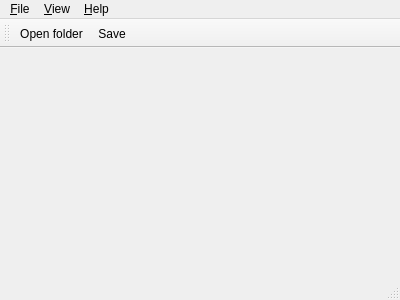
First picture: the form in proj/src/MainWindow.ui, repository germix/minecraft-explorer, before the edit.
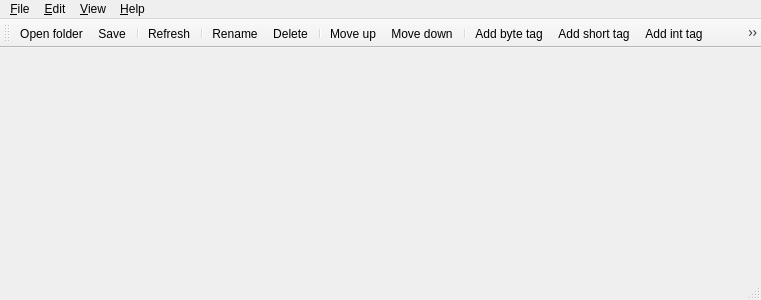
Second picture: the form after the edit. Icons and pictures are not drawn.

What changed in the file:
```diff
--- a/proj/src/MainWindow.ui
+++ b/proj/src/MainWindow.ui
@@ -6,7 +6,7 @@
    <rect>
     <x>0</x>
     <y>0</y>
-    <width>400</width>
+    <width>761</width>
     <height>300</height>
    </rect>
   </property>
@@ -19,7 +19,7 @@
     <rect>
      <x>0</x>
      <y>0</y>
-     <width>400</width>
+     <width>761</width>
      <height>25</height>
     </rect>
    </property>
@@ -43,7 +43,18 @@
      <string>&amp;View</string>
     </property>
    </widget>
+   <widget class="QMenu" name="menu_Edit">
+    <property name="title">
+     <string>&amp;Edit</string>
+    </property>
+    <addaction name="actionDelete"/>
+    <addaction name="actionRename"/>
+    <addaction name="separator"/>
+    <addaction name="actionMoveItemUp"/>
+    <addaction name="actionMoveItemDown"/>
+   </widget>
    <addaction name="menu_File"/>
+   <addaction name="menu_Edit"/>
    <addaction name="menu_View"/>
    <addaction name="menu_Help"/>
   </widget>
@@ -51,6 +62,12 @@
    <property name="windowTitle">
     <string>Tool bar</string>
    </property>
+   <property name="iconSize">
+    <size>
+     <width>24</width>
+     <height>24</height>
+    </size>
+   </property>
    <attribute name="toolBarArea">
     <enum>TopToolBarArea</enum>
    </attribute>
@@ -59,6 +76,27 @@
    </attribute>
    <addaction name="actionFileOpenFolder"/>
    <addaction name="actionFileSave"/>
+   <addaction name="separator"/>
+   <addaction name="actionRefresh"/>
+   <addaction name="separator"/>
+   <addaction name="actionRename"/>
+   <addaction name="actionDelete"/>
+   <addaction name="separator"/>
+   <addaction name="actionMoveItemUp"/>
+   <addaction name="actionMoveItemDown"/>
+   <addaction name="separator"/>
+   <addaction name="actionAddByteTag"/>
+   <addaction name="actionAddShortTag"/>
+   <addaction name="actionAddIntTag"/>
+   <addaction name="actionAddLongTag"/>
+   <addaction name="actionAddFloatTag"/>
+   <addaction name="actionAddDoubleTag"/>
+   <addaction name="actionAddStringTag"/>
+   <addaction name="actionAddByteArrayTag"/>
+   <addaction name="actionAddIntArrayTag"/>
+   <addaction name="actionAddLongArrayTag"/>
+   <addaction name="actionAddListTag"/>
+   <addaction name="actionAddCompoundTag"/>
   </widget>
   <widget class="QStatusBar" name="statusBar"/>
   <action name="actionHelpAbout">
@@ -97,6 +135,159 @@
     <string>&amp;Save</string>
    </property>
   </action>
+  <action name="actionAddByteTag">
+   <property name="icon">
+    <iconset resource="../res/resource.qrc">
+     <normaloff>:/images/treeitem-nbt-tag-byte.png</normaloff>:/images/treeitem-nbt-tag-byte.png</iconset>
+   </property>
+   <property name="text">
+    <string>Add byte tag</string>
+   </property>
+  </action>
+  <action name="actionAddShortTag">
+   <property name="icon">
+    <iconset resource="../res/resource.qrc">
+     <normaloff>:/images/treeitem-nbt-tag-short.png</normaloff>:/images/treeitem-nbt-tag-short.png</iconset>
+   </property>
+   <property name="text">
+    <string>Add short tag</string>
+   </property>
+  </action>
+  <action name="actionAddIntTag">
+   <property name="icon">
+    <iconset resource="../res/resource.qrc">
+     <normaloff>:/images/treeitem-nbt-tag-int.png</normaloff>:/images/treeitem-nbt-tag-int.png</iconset>
+   </property>
+   <property name="text">
+    <string>Add int tag</string>
+   </property>
+  </action>
+  <action name="actionAddLongTag">
+   <property name="icon">
+    <iconset resource="../res/resource.qrc">
+     <normaloff>:/images/treeitem-nbt-tag-long.png</normaloff>:/images/treeitem-nbt-tag-long.png</iconset>
+   </property>
+   <property name="text">
+    <string>Add long tag</string>
+   </property>
+  </action>
+  <action name="actionAddByteArrayTag">
+   <property name="icon">
+    <iconset resource="../res/resource.qrc">
+     <normaloff>:/images/treeitem-nbt-tag-byte-array.png</normaloff>:/images/treeitem-nbt-tag-byte-array.png</iconset>
+   </property>
+   <property name="text">
+    <string>Add byte array tag</string>
+   </property>
+  </action>
+  <action name="actionAddIntArrayTag">
+   <property name="icon">
+    <iconset resource="../res/resource.qrc">
+     <normaloff>:/images/treeitem-nbt-tag-int-array.png</normaloff>:/images/treeitem-nbt-tag-int-array.png</iconset>
+   </property>
+   <property name="text">
+    <string>Add int array tag</string>
+   </property>
+  </action>
+  <action name="actionAddLongArrayTag">
+   <property name="icon">
+    <iconset resource="../res/resource.qrc">
+     <normaloff>:/images/treeitem-nbt-tag-long-array.png</normaloff>:/images/treeitem-nbt-tag-long-array.png</iconset>
+   </property>
+   <property name="text">
+    <string>Add long array tag</string>
+   </property>
+  </action>
+  <action name="actionAddStringTag">
+   <property name="icon">
+    <iconset resource="../res/resource.qrc">
+     <normaloff>:/images/treeitem-nbt-tag-string.png</normaloff>:/images/treeitem-nbt-tag-string.png</iconset>
+   </property>
+   <property name="text">
+    <string>Add string tag</string>
+   </property>
+  </action>
+  <action name="actionAddListTag">
+   <property name="icon">
+    <iconset resource="../res/resource.qrc">
+     <normaloff>:/images/treeitem-nbt-tag-list.png</normaloff>:/images/treeitem-nbt-tag-list.png</iconset>
+   </property>
+   <property name="text">
+    <string>Add list tag</string>
+   </property>
+  </action>
+  <action name="actionAddCompoundTag">
+   <property name="icon">
+    <iconset resource="../res/resource.qrc">
+     <normaloff>:/images/treeitem-nbt-tag-compound.png</normaloff>:/images/treeitem-nbt-tag-compound.png</iconset>
+   </property>
+   <property name="text">
+    <string>Add compound tag</string>
+   </property>
+  </action>
+  <action name="actionAddFloatTag">
+   <property name="icon">
+    <iconset resource="../res/resource.qrc">
+     <normaloff>:/images/treeitem-nbt-tag-float.png</normaloff>:/images/treeitem-nbt-tag-float.png</iconset>
+   </property>
+   <property name="text">
+    <string>Add float tag</string>
+   </property>
+  </action>
+  <action name="actionAddDoubleTag">
+   <property name="icon">
+    <iconset resource="../res/resource.qrc">
+     <normaloff>:/images/treeitem-nbt-tag-double.png</normaloff>:/images/treeitem-nbt-tag-double.png</iconset>
+   </property>
+   <property name="text">
+    <string>Add double tag</string>
+   </property>
+  </action>
+  <action name="actionDelete">
+   <property name="icon">
+    <iconset resource="../res/resource.qrc">
+     <normaloff>:/images/action-delete.png</normaloff>:/images/action-delete.png</iconset>
+   </property>
+   <property name="text">
+    <string>&amp;Delete</string>
+   </property>
+  </action>
+  <action name="actionRename">
+   <property name="icon">
+    <iconset resource="../res/resource.qrc">
+     <normaloff>:/images/action-rename.png</normaloff>:/images/action-rename.png</iconset>
+   </property>
+   <property name="text">
+    <string>&amp;Rename</string>
+   </property>
+  </action>
+  <action name="actionRefresh">
+   <property name="icon">
+    <iconset resource="../res/resource.qrc">
+     <normaloff>:/images/action-refresh.png</normaloff>:/images/action-refresh.png</iconset>
+   </property>
+   <property name="text">
+    <string>Refresh</string>
+   </property>
+  </action>
+  <action name="actionMoveItemUp">
+   <property name="icon">
+    <iconset resource="../res/resource.qrc">
+     <normaloff>:/images/action-move-up.png</normaloff>:/images/action-move-up.png</iconset>
+   </property>
+   <property name="text">
+    <string>Move &amp;up</string>
+   </property>
+  </action>
+  <action name="actionMoveItemDown">
+   <property name="icon">
+    <iconset resource="../res/resource.qrc">
+     <normaloff>:/images/action-move-down.png</normaloff>:/images/action-move-down.png</iconset>
+   </property>
+   <property name="text">
+    <string>Move &amp;down</string>
+   </property>
+  </action>
  </widget>
  <layoutdefault spacing="6" margin="11"/>
  <resources>
```
Left out of the diff: 272 changed lines with no effect on the pictures.
